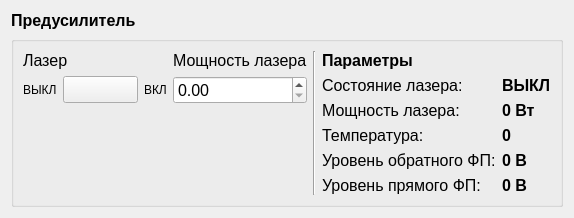
Qt form preamplifier_panel.ui (bulkanul/EVO_YFL_1064_GUI_coherent2) before a commit.
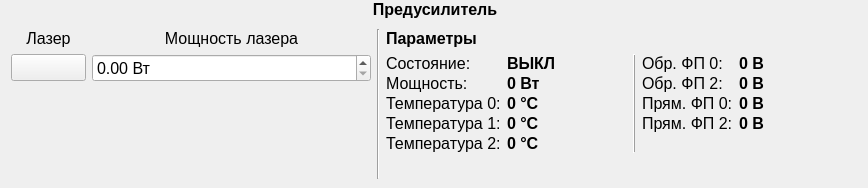
The same form after that commit. Icons and pictures are not drawn.

What changed in the file:
```diff
--- a/preamplifier_panel.ui
+++ b/preamplifier_panel.ui
@@ -6,14 +6,29 @@
    <rect>
     <x>0</x>
     <y>0</y>
-    <width>574</width>
-    <height>218</height>
+    <width>868</width>
+    <height>188</height>
    </rect>
   </property>
   <property name="windowTitle">
    <string>Form</string>
   </property>
   <layout class="QVBoxLayout" name="verticalLayout">
+   <property name="spacing">
+    <number>1</number>
+   </property>
+   <property name="leftMargin">
+    <number>2</number>
+   </property>
+   <property name="topMargin">
+    <number>0</number>
+   </property>
+   <property name="rightMargin">
+    <number>0</number>
+   </property>
+   <property name="bottomMargin">
+    <number>0</number>
+   </property>
    <item>
     <widget class="QLabel" name="label">
      <property name="sizePolicy">
@@ -33,14 +48,16 @@
      <property name="text">
       <string>Предусилитель</string>
      </property>
+     <property name="alignment">
+      <set>Qt::AlignCenter</set>
+     </property>
     </widget>
    </item>
    <item>
-    <widget class="QGroupBox" name="groupBox">
-     <property name="title">
-      <string/>
-     </property>
-     <layout class="QHBoxLayout" name="horizontalLayout_3">
+    <widget class="QWidget" name="widget" native="true">
+     <layout class="QVBoxLayout" name="verticalLayout_4">
+      <item>
+       <layout class="QHBoxLayout" name="horizontalLayout">
       <item>
        <layout class="QVBoxLayout" name="verticalLayout_3">
         <item>
@@ -54,30 +71,13 @@
           <property name="text">
            <string>Лазер</string>
           </property>
+            <property name="alignment">
+             <set>Qt::AlignCenter</set>
+            </property>
          </widget>
         </item>
         <item>
          <layout class="QHBoxLayout" name="horizontalLayout_2">
-          <item>
-           <spacer name="horizontalSpacer">
-            <property name="orientation">
-             <enum>Qt::Horizontal</enum>
-            </property>
-            <property name="sizeHint" stdset="0">
-             <size>
-              <width>40</width>
-              <height>20</height>
-             </size>
-            </property>
-           </spacer>
-          </item>
-          <item>
-           <widget class="QLabel" name="label_2">
-            <property name="text">
-             <string>ВЫКЛ</string>
-            </property>
-           </widget>
-          </item>
           <item>
            <widget class="QPushButton" name="pb_onoff">
             <property name="minimumSize">
@@ -120,28 +120,11 @@
             <property name="text">
              <string/>
             </property>
-           </widget>
-          </item>
-          <item>
-           <widget class="QLabel" name="label_3">
-            <property name="text">
-             <string>ВКЛ</string>
+              <property name="checkable">
+               <bool>true</bool>
             </property>
            </widget>
           </item>
-          <item>
-           <spacer name="horizontalSpacer_2">
-            <property name="orientation">
-             <enum>Qt::Horizontal</enum>
-            </property>
-            <property name="sizeHint" stdset="0">
-             <size>
-              <width>40</width>
-              <height>20</height>
-             </size>
-            </property>
-           </spacer>
-          </item>
          </layout>
         </item>
         <item>
@@ -174,16 +157,34 @@
           <property name="text">
            <string>Мощность лазера</string>
           </property>
+            <property name="alignment">
+             <set>Qt::AlignCenter</set>
+            </property>
          </widget>
         </item>
         <item>
-         <widget class="QDoubleSpinBox" name="doubleSpinBox">
+           <widget class="QDoubleSpinBox" name="dsb_power">
+            <property name="minimumSize">
+             <size>
+              <width>0</width>
+              <height>0</height>
+             </size>
+            </property>
+            <property name="maximumSize">
+             <size>
+              <width>16777215</width>
+              <height>16777215</height>
+             </size>
+            </property>
           <property name="font">
            <font>
             <family>Arial</family>
             <pointsize>12</pointsize>
            </font>
           </property>
+            <property name="suffix">
+             <string> Вт</string>
+            </property>
          </widget>
         </item>
         <item>
@@ -226,7 +227,12 @@
          </widget>
         </item>
         <item>
+           <layout class="QHBoxLayout" name="horizontalLayout_4">
+            <item>
          <layout class="QFormLayout" name="formLayout">
+              <property name="verticalSpacing">
+               <number>1</number>
+              </property>
           <item row="0" column="0">
            <widget class="QLabel" name="label_5">
             <property name="font">
@@ -236,7 +242,34 @@
              </font>
             </property>
             <property name="text">
-             <string>Состояние лазера:</string>
+                 <string>Состояние:</string>
+                </property>
+               </widget>
+              </item>
+              <item row="0" column="1">
+               <widget class="QLabel" name="l_state">
+                <property name="minimumSize">
+                 <size>
+                  <width>120</width>
+                  <height>0</height>
+                 </size>
+                </property>
+                <property name="maximumSize">
+                 <size>
+                  <width>120</width>
+                  <height>16777215</height>
+                 </size>
+                </property>
+                <property name="font">
+                 <font>
+                  <family>Arial</family>
+                  <pointsize>12</pointsize>
+                  <weight>75</weight>
+                  <bold>true</bold>
+                 </font>
+                </property>
+                <property name="text">
+                 <string>ВЫКЛ</string>
             </property>
            </widget>
           </item>
@@ -249,7 +282,34 @@
              </font>
             </property>
             <property name="text">
-             <string>Мощность лазера:</string>
+                 <string>Мощность:</string>
+                </property>
+               </widget>
+              </item>
+              <item row="1" column="1">
+               <widget class="QLabel" name="l_power">
+                <property name="minimumSize">
+                 <size>
+                  <width>120</width>
+                  <height>0</height>
+                 </size>
+                </property>
+                <property name="maximumSize">
+                 <size>
+                  <width>120</width>
+                  <height>16777215</height>
+                 </size>
+                </property>
+                <property name="font">
+                 <font>
+                  <family>Arial</family>
+                  <pointsize>12</pointsize>
+                  <weight>75</weight>
+                  <bold>true</bold>
+                 </font>
+                </property>
+                <property name="text">
+                 <string>0 Вт</string>
             </property>
            </widget>
           </item>
@@ -262,7 +322,34 @@
              </font>
             </property>
             <property name="text">
-             <string>Температура:</string>
+                 <string>Температура 0:</string>
+                </property>
+               </widget>
+              </item>
+              <item row="2" column="1">
+               <widget class="QLabel" name="l_temp_0">
+                <property name="minimumSize">
+                 <size>
+                  <width>120</width>
+                  <height>0</height>
+                 </size>
+                </property>
+                <property name="maximumSize">
+                 <size>
+                  <width>120</width>
+                  <height>16777215</height>
+                 </size>
+                </property>
+                <property name="font">
+                 <font>
+                  <family>Arial</family>
+                  <pointsize>12</pointsize>
+                  <weight>75</weight>
+                  <bold>true</bold>
+                 </font>
+                </property>
+                <property name="text">
+                 <string>0 °C</string>
             </property>
            </widget>
           </item>
@@ -275,7 +362,34 @@
              </font>
             </property>
             <property name="text">
-             <string>Уровень обратного ФП:</string>
+                 <string>Температура 1:</string>
+                </property>
+               </widget>
+              </item>
+              <item row="3" column="1">
+               <widget class="QLabel" name="l_temp_1">
+                <property name="minimumSize">
+                 <size>
+                  <width>120</width>
+                  <height>0</height>
+                 </size>
+                </property>
+                <property name="maximumSize">
+                 <size>
+                  <width>120</width>
+                  <height>16777215</height>
+                 </size>
+                </property>
+                <property name="font">
+                 <font>
+                  <family>Arial</family>
+                  <pointsize>12</pointsize>
+                  <weight>75</weight>
+                  <bold>true</bold>
+                 </font>
+                </property>
+                <property name="text">
+                 <string>0 °C</string>
             </property>
            </widget>
           </item>
@@ -288,72 +402,24 @@
              </font>
             </property>
             <property name="text">
-             <string>Уровень прямого ФП:</string>
-            </property>
-           </widget>
-          </item>
-          <item row="0" column="1">
-           <widget class="QLabel" name="l_state">
-            <property name="font">
-             <font>
-              <family>Arial</family>
-              <pointsize>12</pointsize>
-              <weight>75</weight>
-              <bold>true</bold>
-             </font>
-            </property>
-            <property name="text">
-             <string>ВЫКЛ</string>
-            </property>
-           </widget>
-          </item>
-          <item row="1" column="1">
-           <widget class="QLabel" name="l_power">
-            <property name="font">
-             <font>
-              <family>Arial</family>
-              <pointsize>12</pointsize>
-              <weight>75</weight>
-              <bold>true</bold>
-             </font>
-            </property>
-            <property name="text">
-             <string>0 Вт</string>
-            </property>
-           </widget>
-          </item>
-          <item row="2" column="1">
-           <widget class="QLabel" name="l_temp">
-            <property name="font">
-             <font>
-              <family>Arial</family>
-              <pointsize>12</pointsize>
-              <weight>75</weight>
-              <bold>true</bold>
-             </font>
-            </property>
-            <property name="text">
-             <string>0</string>
-            </property>
-           </widget>
-          </item>
-          <item row="3" column="1">
-           <widget class="QLabel" name="l_back_pd">
-            <property name="font">
-             <font>
-              <family>Arial</family>
-              <pointsize>12</pointsize>
-              <weight>75</weight>
-              <bold>true</bold>
-             </font>
-            </property>
-            <property name="text">
-             <string>0 В</string>
+                 <string>Температура 2:</string>
             </property>
            </widget>
           </item>
           <item row="4" column="1">
-           <widget class="QLabel" name="l_forw_pd">
+               <widget class="QLabel" name="l_temp_2">
+                <property name="minimumSize">
+                 <size>
+                  <width>120</width>
+                  <height>0</height>
+                 </size>
+                </property>
+                <property name="maximumSize">
+                 <size>
+                  <width>120</width>
+                  <height>16777215</height>
+                 </size>
+                </property>
             <property name="font">
              <font>
               <family>Arial</family>
@@ -363,9 +429,203 @@
              </font>
             </property>
             <property name="text">
+                 <string>0 °C</string>
+                </property>
+               </widget>
+              </item>
+             </layout>
+            </item>
+            <item>
+             <widget class="Line" name="line_2">
+              <property name="frameShadow">
+               <enum>QFrame::Raised</enum>
+              </property>
+              <property name="orientation">
+               <enum>Qt::Vertical</enum>
+              </property>
+             </widget>
+            </item>
+            <item>
+             <layout class="QFormLayout" name="formLayout_3">
+              <property name="verticalSpacing">
+               <number>1</number>
+              </property>
+              <item row="0" column="0">
+               <widget class="QLabel" name="label_2">
+                <property name="font">
+                 <font>
+                  <family>Arial</family>
+                  <pointsize>12</pointsize>
+                 </font>
+                </property>
+                <property name="text">
+                 <string>Обр. ФП 0:</string>
+                </property>
+               </widget>
+              </item>
+              <item row="1" column="0">
+               <widget class="QLabel" name="label_3">
+                <property name="font">
+                 <font>
+                  <family>Arial</family>
+                  <pointsize>12</pointsize>
+                 </font>
+                </property>
+                <property name="text">
+                 <string>Обр. ФП 2:</string>
+                </property>
+               </widget>
+              </item>
+              <item row="2" column="0">
+               <widget class="QLabel" name="label_11">
+                <property name="font">
+                 <font>
+                  <family>Arial</family>
+                  <pointsize>12</pointsize>
+                 </font>
+                </property>
+                <property name="text">
+                 <string>Прям. ФП 0:</string>
+                </property>
+               </widget>
+              </item>
+              <item row="3" column="0">
+               <widget class="QLabel" name="label_12">
+                <property name="font">
+                 <font>
+                  <family>Arial</family>
+                  <pointsize>12</pointsize>
+                 </font>
+                </property>
+                <property name="text">
+                 <string>Прям. ФП 2:</string>
+                </property>
+               </widget>
+              </item>
+              <item row="0" column="1">
+               <widget class="QLabel" name="l_pd_back_0">
+                <property name="minimumSize">
+                 <size>
+                  <width>120</width>
+                  <height>0</height>
+                 </size>
+                </property>
+                <property name="maximumSize">
+                 <size>
+                  <width>120</width>
+                  <height>16777215</height>
+                 </size>
+                </property>
+                <property name="font">
+                 <font>
+                  <family>Arial</family>
+                  <pointsize>12</pointsize>
+                  <weight>75</weight>
+                  <bold>true</bold>
+                 </font>
+                </property>
+                <property name="text">
              <string>0 В</string>
             </property>
            </widget>
+              </item>
+              <item row="1" column="1">
+               <widget class="QLabel" name="l_pd_back_2">
+                <property name="minimumSize">
+                 <size>
+                  <width>120</width>
+                  <height>0</height>
+                 </size>
+                </property>
+                <property name="maximumSize">
+                 <size>
+                  <width>120</width>
+                  <height>16777215</height>
+                 </size>
+                </property>
+                <property name="font">
+                 <font>
+                  <family>Arial</family>
+                  <pointsize>12</pointsize>
+                  <weight>75</weight>
+                  <bold>true</bold>
+                 </font>
+                </property>
+                <property name="text">
+                 <string>0 В</string>
+                </property>
+               </widget>
+              </item>
+              <item row="2" column="1">
+               <widget class="QLabel" name="l_pd_forw_0">
+                <property name="minimumSize">
+                 <size>
+                  <width>120</width>
+                  <height>0</height>
+                 </size>
+                </property>
+                <property name="maximumSize">
+                 <size>
+                  <width>120</width>
+                  <height>16777215</height>
+                 </size>
+                </property>
+                <property name="font">
+                 <font>
+                  <family>Arial</family>
+                  <pointsize>12</pointsize>
+                  <weight>75</weight>
+                  <bold>true</bold>
+                 </font>
+                </property>
+                <property name="text">
+                 <string>0 В</string>
+                </property>
+               </widget>
+              </item>
+              <item row="3" column="1">
+               <widget class="QLabel" name="l_pd_forw_2">
+                <property name="minimumSize">
+                 <size>
+                  <width>120</width>
+                  <height>0</height>
+                 </size>
+                </property>
+                <property name="maximumSize">
+                 <size>
+                  <width>120</width>
+                  <height>16777215</height>
+                 </size>
+                </property>
+                <property name="font">
+                 <font>
+                  <family>Arial</family>
+                  <pointsize>12</pointsize>
+                  <weight>75</weight>
+                  <bold>true</bold>
+                 </font>
+                </property>
+                <property name="text">
+                 <string>0 В</string>
+                </property>
+               </widget>
+              </item>
+             </layout>
+            </item>
+           </layout>
+          </item>
+          <item>
+           <spacer name="verticalSpacer_3">
+            <property name="orientation">
+             <enum>Qt::Vertical</enum>
+            </property>
+            <property name="sizeHint" stdset="0">
+             <size>
+              <width>20</width>
+              <height>40</height>
+             </size>
+            </property>
+           </spacer>
           </item>
          </layout>
         </item>
```
Left out of the diff: 12 changed lines with no effect on the pictures. Lines whose indentation alone changed are shown as unchanged.
